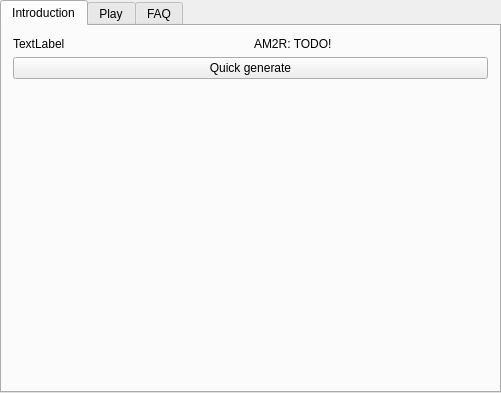
Above: randovania/gui/ui_files/games_tab_am2r_widget.ui from randovania/randovania before the change. Below: the same form after it.
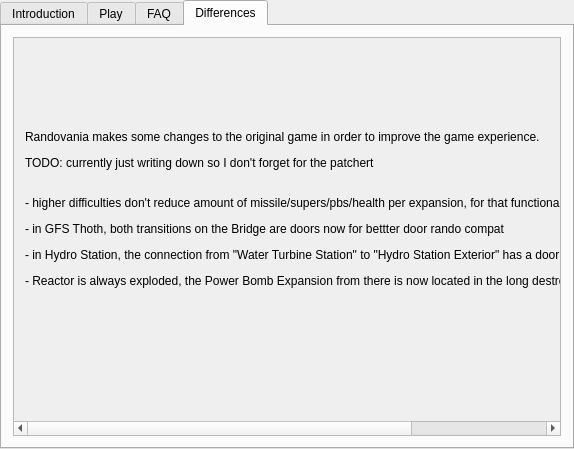
That is the form after the change. The open tabs and pages were chosen to show the change. Custom widgets are drawn as their Qt base class.

Commit message: Add wip differences tab for am2r

```diff
--- a/randovania/gui/ui_files/games_tab_am2r_widget.ui
+++ b/randovania/gui/ui_files/games_tab_am2r_widget.ui
@@ -6,8 +6,8 @@
    <rect>
     <x>0</x>
     <y>0</y>
-    <width>501</width>
-    <height>393</height>
+    <width>574</width>
+    <height>449</height>
    </rect>
   </property>
   <property name="currentIndex">
@@ -117,6 +117,39 @@
     </item>
    </layout>
   </widget>
+  <widget class="QWidget" name="differences_tab">
+   <attribute name="title">
+    <string>Differences</string>
+   </attribute>
+   <layout class="QVBoxLayout" name="verticalLayout_2">
+    <item>
+     <widget class="QScrollArea" name="differences_scroll_area">
+      <property name="widgetResizable">
+       <bool>true</bool>
+      </property>
+      <widget class="QWidget" name="differences_scroll_contents">
+       <property name="geometry">
+        <rect>
+         <x>0</x>
+         <y>0</y>
+         <width>842</width>
+         <height>375</height>
+        </rect>
+       </property>
+       <layout class="QVBoxLayout" name="verticalLayout">
+        <item>
+         <widget class="QLabel" name="differences_label">
+          <property name="text">
+           <string>&lt;html&gt;&lt;head/&gt;&lt;body&gt;&lt;p&gt;Randovania makes some changes to the original game in order to improve the game experience.&lt;/p&gt;&lt;p&gt;TODO: currently just writing down so I don't forget for the patchert&lt;/p&gt;&lt;p&gt;&lt;br/&gt;- higher difficulties don't reduce amount of missile/supers/pbs/health per expansion, for that functionality use rdv's built-in features&lt;/p&gt;&lt;p&gt;- in GFS Thoth, both transitions on the Bridge are doors now for bettter door rando compat&lt;/p&gt;&lt;p&gt;- in Hydro Station, the connection from &amp;quot;Water Turbine Station&amp;quot; to &amp;quot;Hydro Station Exterior&amp;quot; has a door now for better door rando compat&lt;/p&gt;&lt;p&gt;- Reactor is always exploded, the Power Bomb Expansion from there is now located in the long destroyed shaft&lt;/p&gt;&lt;p&gt;&lt;br/&gt;&lt;/p&gt;&lt;/body&gt;&lt;/html&gt;</string>
+          </property>
+         </widget>
+        </item>
+       </layout>
+      </widget>
+     </widget>
+    </item>
+   </layout>
+  </widget>
  </widget>
  <layoutdefault spacing="6" margin="11"/>
  <customwidgets>
```
Left out of the diff: 4 changed lines with no effect on the pictures.
